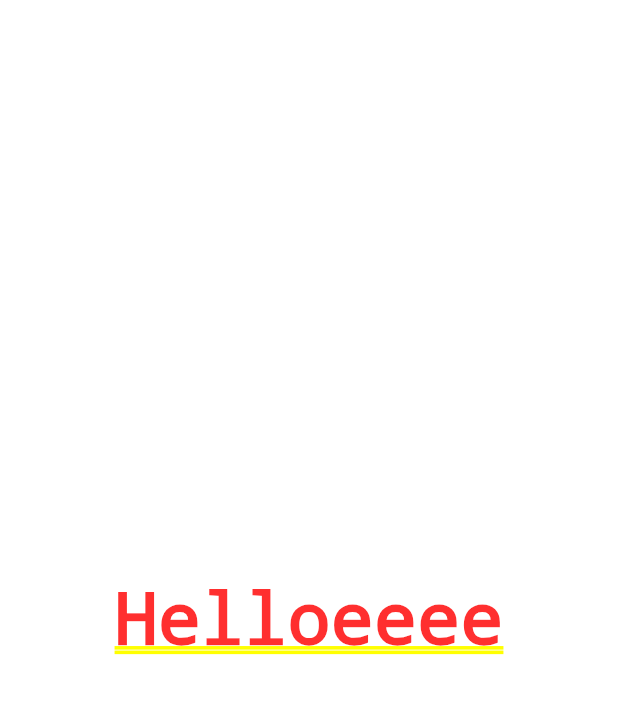
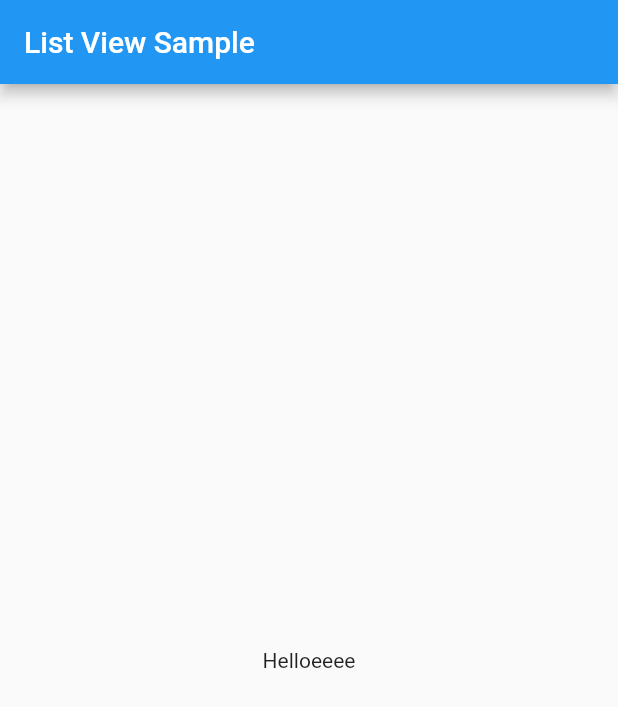
Before and after one commit to WataruMaeda/flutter-protptype, a Flutter app: the screen it shows after launch, on a phone screen of 412 x 824 dp. Shown: the top 707 px of the screen. Run offline on Flutter 3.47's test engine with Material 2 defaults, Android fonts, the phone set to English and light mode, and no system bars.

Commit message:
chore: add app header

```diff
--- a/try_list_view/lib/main.dart
+++ b/try_list_view/lib/main.dart
@@ -9,7 +9,14 @@ class Home extends StatelessWidget {
       return new MaterialApp(
         title: "List View Sample",
         home: new Center(
-          child: new Text("Helloeeee"),
+          child: new Scaffold(
+            appBar: new AppBar(
+              title: new Text("List View Sample"),
+            ),
+            body: new Center(
+              child: new Text("Helloeeee"),
+            ),
+          ),
         ),
       );
     }
```
